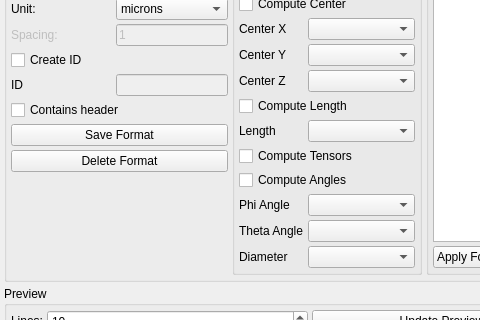
Old version of the form modules/FeatureScout/CsvInput.ui in the repository 3dct/open_iA; both pictures show x 0 to 480 and y 297 to 617 of the 583 by 741 pixel window.
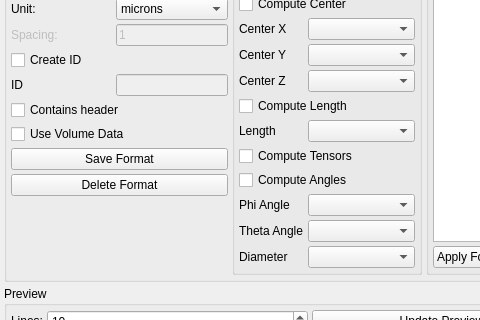
New version of the form.

Commit message: FeatureScout: Display fibers as lines when no volume data available

```diff
--- a/modules/FeatureScout/CsvInput.ui
+++ b/modules/FeatureScout/CsvInput.ui
@@ -330,7 +330,7 @@
           </property>
          </widget>
         </item>
-        <item row="13" column="0" colspan="2">
+        <item row="14" column="0" colspan="2">
          <widget class="QPushButton" name="btn_SaveFormat">
           <property name="enabled">
            <bool>true</bool>
@@ -340,7 +340,7 @@
           </property>
          </widget>
         </item>
-        <item row="14" column="0" colspan="2">
+        <item row="15" column="0" colspan="2">
          <widget class="QPushButton" name="btn_DeleteFormat">
           <property name="text">
            <string>Delete Format</string>
@@ -354,6 +354,13 @@
           </property>
          </widget>
         </item>
+        <item row="13" column="0" colspan="2">
+         <widget class="QCheckBox" name="cb_UseVolumeData">
+          <property name="text">
+           <string>Use Volume Data</string>
+          </property>
+         </widget>
+        </item>
        </layout>
       </item>
       <item>
```
Left out of the diff: 9 changed lines with no effect on the pictures. The commit also changes 6 other files.
